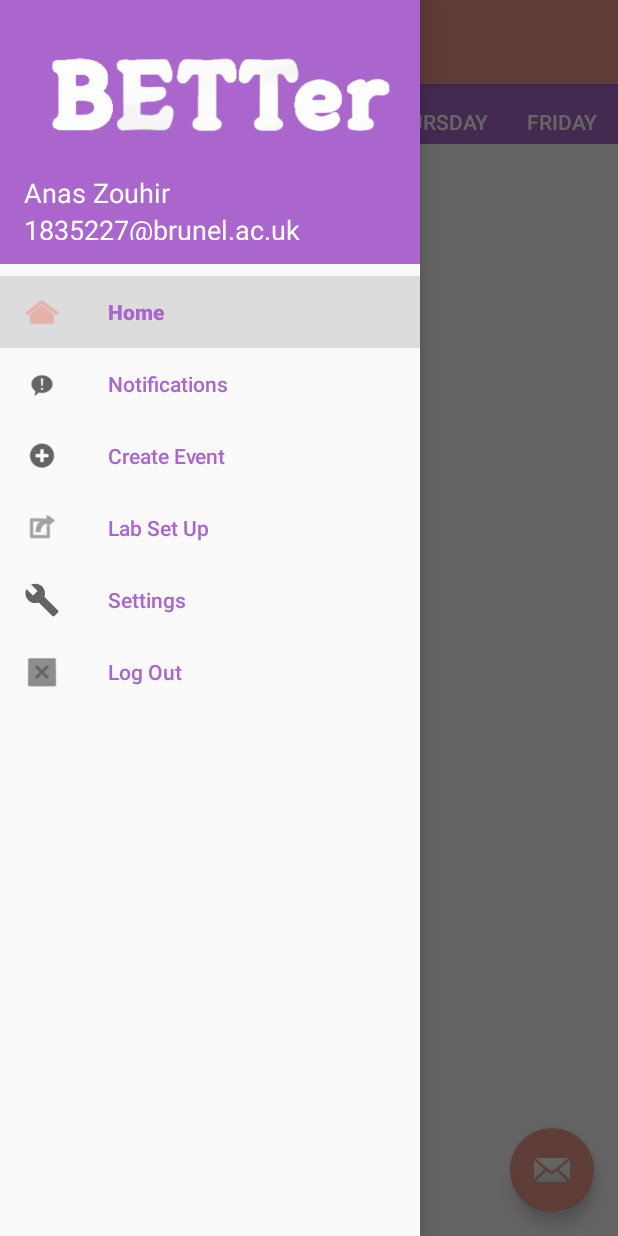
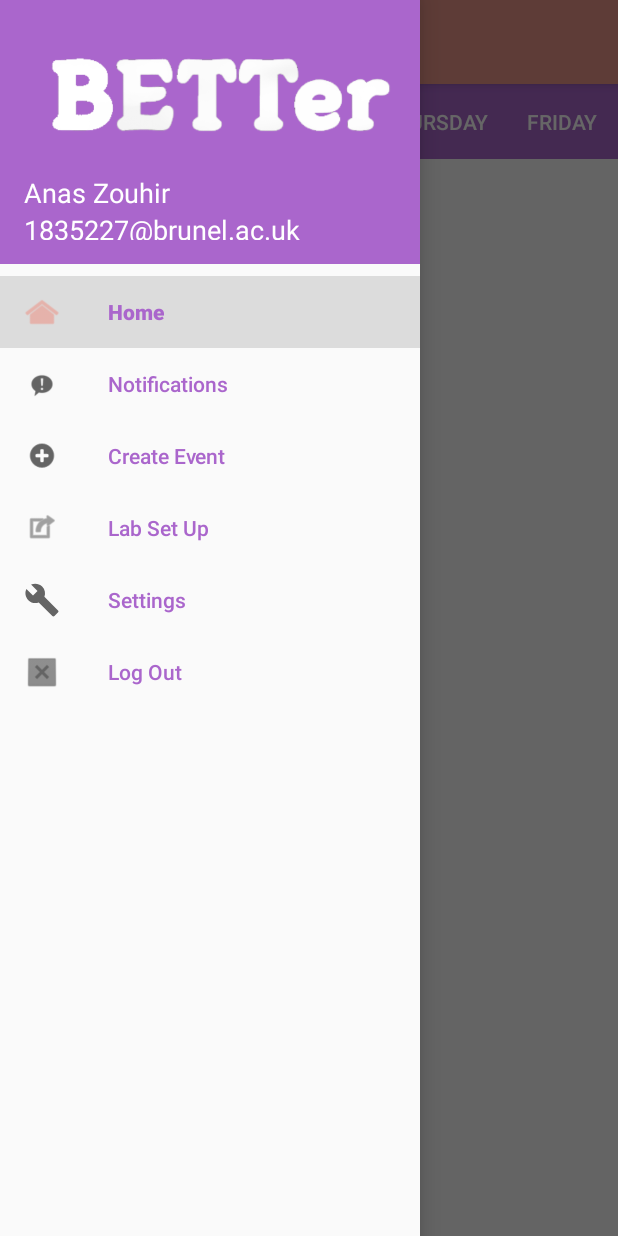
Before and after one commit to FrancoEvett/BETTer-App-Group27, an Android app: the better screen opened directly, with no data from a screen before it, with the side drawer open, on a phone screen of 412 x 824 dp. Run offline under Robolectric (Android 15) with nearby library versions, the phone set to English and light mode, and no system bars; our stand-ins replace navigation-ui.

Commit message:
Visual Updates

```diff
--- a/app/src/main/AndroidManifest.xml
+++ b/app/src/main/AndroidManifest.xml
@@ -20,7 +20,9 @@
         <activity
             android:name=".better"
             android:label="@string/title_activity_better"
-            android:theme="@style/AppTheme.NoActionBar" />
+            android:theme="@style/AppTheme.NoActionBar"
+            android:screenOrientation="portrait"
+            />
         <activity android:name=".MainActivity"
             android:screenOrientation="portrait">
             <intent-filter>
--- a/app/src/main/java/com/example/better/better.java
+++ b/app/src/main/java/com/example/better/better.java
@@ -55,14 +55,6 @@ public class better extends AppCompatActivity {
         setContentView(R.layout.activity_better);
         Toolbar toolbar = findViewById(R.id.toolbar);
         setSupportActionBar(toolbar);
-        FloatingActionButton fab = findViewById(R.id.fab);
-        fab.setOnClickListener(new View.OnClickListener() {
-            @Override
-            public void onClick(View view) {
-                Snackbar.make(view, "Replace with your own action", Snackbar.LENGTH_LONG)
-                        .setAction("Action", null).show();
-            }
-        });
         DrawerLayout drawer = findViewById(R.id.drawer_layout);
         NavigationView navigationView = findViewById(R.id.nav_view);
         // Passing each menu ID as a set of Ids because each
--- a/app/src/main/res/layout/app_bar_better.xml
+++ b/app/src/main/res/layout/app_bar_better.xml
@@ -22,12 +22,6 @@
 
     <include layout="@layout/content_better" />
 
-    <com.google.android.material.floatingactionbutton.FloatingActionButton
-        android:id="@+id/fab"
-        android:layout_width="wrap_content"
-        android:layout_height="wrap_content"
-        android:layout_gravity="bottom|end"
-        android:layout_margin="@dimen/fab_margin"
-        app:srcCompat="@android:drawable/ic_dialog_email" />
+
 
 </androidx.coordinatorlayout.widget.CoordinatorLayout>
--- a/app/src/main/res/layout/fragment_home.xml
+++ b/app/src/main/res/layout/fragment_home.xml
@@ -7,8 +7,8 @@
 
     <HorizontalScrollView
         android:id="@+id/horizontalScrollView"
-        android:layout_width="419dp"
-        android:layout_height="40dp"
+        android:layout_width="448dp"
+        android:layout_height="50dp"
         android:scrollbars="none"
         app:layout_constraintBottom_toBottomOf="parent"
         app:layout_constraintEnd_toEndOf="parent"
```
